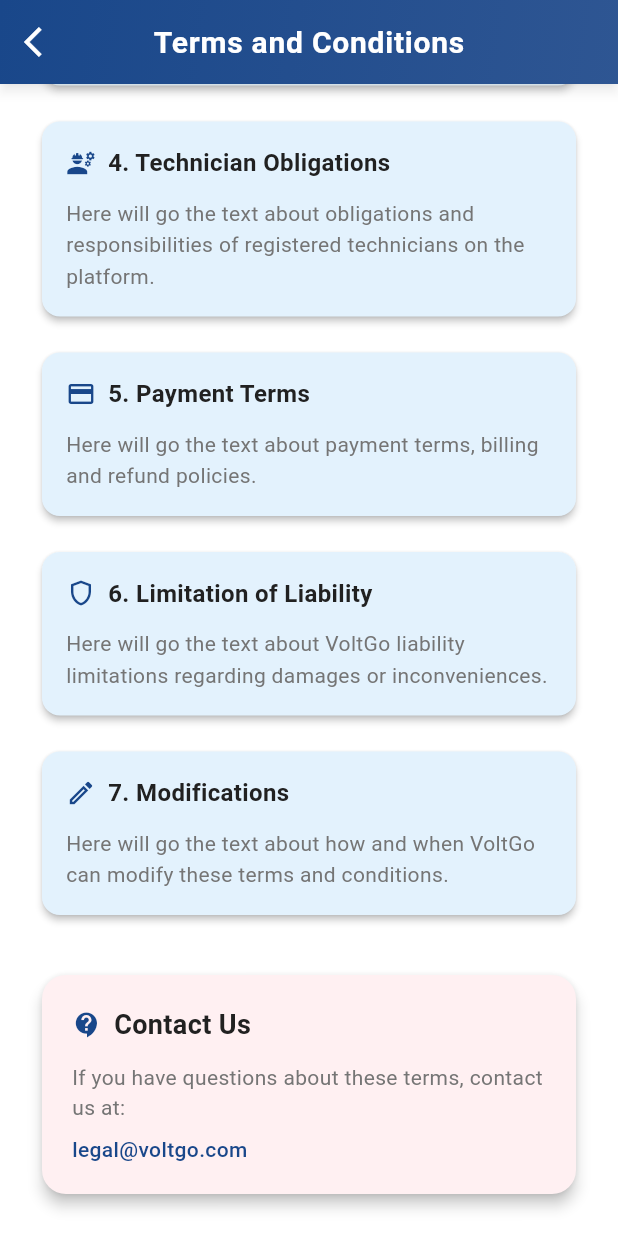
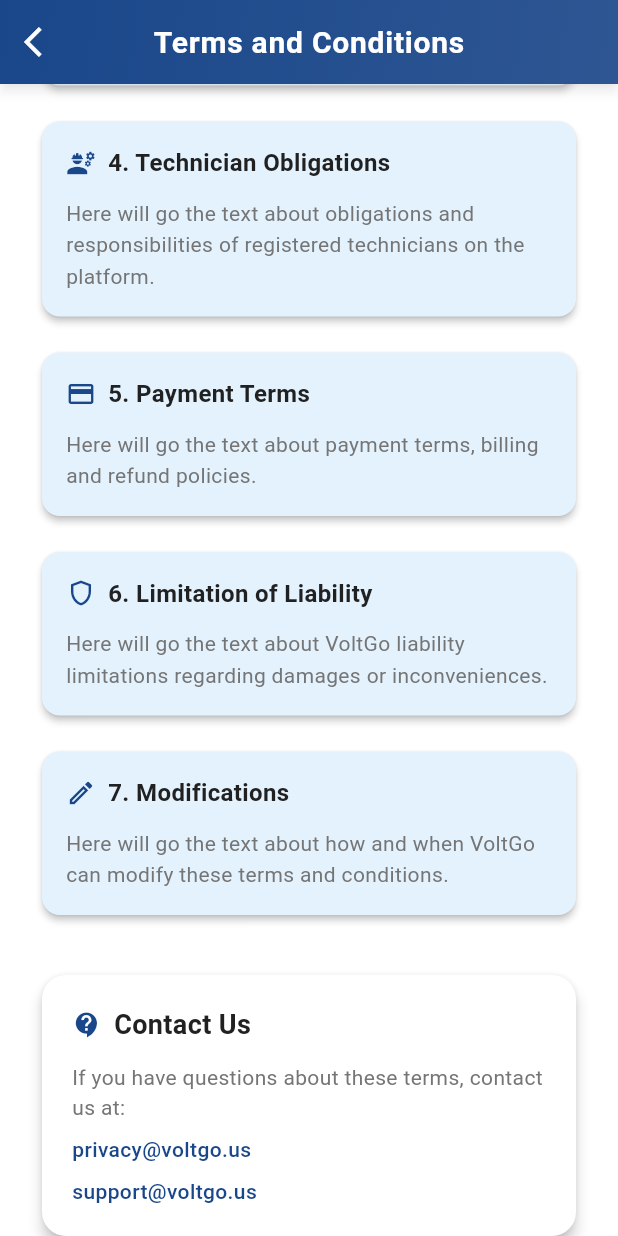
Before and after one commit to KevinHdezVaz/VoltGo_Tecnico, a Flutter app: the TermsAndConditionsScreen screen opened directly, scrolled down 555 dp, on a phone screen of 412 x 824 dp. Run offline on Flutter 3.47's test engine with Material 3 defaults, Android fonts, the phone set to English and light mode, and no system bars; our stand-ins replace audioplayers, device_info_plus, dropdown_button2, event_bus, file_picker, firebase_auth and 20 more; missing offline and left inert: onesignal_flutter, open_file_plus; accounts and stored records are empty; network calls fail; project files that could hold a hidden picture were left out.

Commit message:
Add - App release play store

```diff
--- a/lib/l10n/app_localizations.dart
+++ b/lib/l10n/app_localizations.dart
@@ -23,8 +23,16 @@ static final Map<String, Map<String, String>> localizedValues = {
       'tyc' : 'Terms and Conditions',
     'newRequest': 'NEW REQUEST',
     'earnings': 'EARNINGS',
+      "reviews": "Reviews",
+
     'distance': 'DISTANCE',
+      "chats": "Chats",
+
     'estimatedTime': 'EST. TIME',
+    "language": "Language",
+  "selectLanguage": "Select Language",
+  "yourRating": "Your Rating",
+  "averageRating": "Average rating from all your services",
     'client': 'Client',
     'verified': 'Verified',
     'serviceLocation': 'Service location',
@@ -275,6 +283,16 @@ static final Map<String, Map<String, String>> localizedValues = {
       // ===== Service Panel States (FALTANTES) =====
       'arrivedAtSite': 'I HAVE ARRIVED AT SITE',
       'finishService': 'FINISH SERVICE',
+
+    'chat': 'Chat',
+
+    'errorLoadingPage': 'Error loading page',
+    'refreshChats': 'Refresh chats',
+    'loadingChats': 'Loading chats...',
+    'errorLoadingChats': 'Error loading chats',
+     'noChatsAvailable': 'No chats available',
+    'chatHistoryDescription': 'The chat history will appear here once you have conversations with technicians regarding your service requests.',
+    'noMessages': 'No messages',
 
       // ===== Success & Error Messages (FALTANTES) =====
       'requestAccepted': 'Request accepted! Head to the client.',
@@ -785,6 +803,8 @@ static final Map<String, Map<String, String>> localizedValues = {
       'addComment': 'Agregar comentario (opcional)',
       'skip': 'Omitir',
       'send': 'Enviar',
+        "reviews": "Reseñas",
+
       'locationRequired': 'Ubicación Necesaria',
       'locationNeeded':
           'Para solicitar un servicio necesitamos acceder a tu ubicación. Por favor, activa los servicios de ubicación.',
@@ -1298,6 +1318,10 @@ static final Map<String, Map<String, String>> localizedValues = {
       'lockout': 'Apertura de Vehículo',
       'fuelDelivery': 'Entrega de Combustible',
       'other': 'Otro',
+      "language": "Idioma",
+  "selectLanguage": "Seleccionar Idioma",
+  "yourRating": "Tu Calificación",
+  "averageRating": "Calificación promedio de todos tus servicios",
       'otherService': 'Otro servicio',
       'describeService': 'Describe el servicio que ofreces',
             'hoy': 'Hoy',
@@ -1375,12 +1399,20 @@ static final Map<String, Map<String, String>> localizedValues = {
     'errorLoadingReviews': 'Error al cargar las reseñas: {error}',
     'reviewsCount': '{count} reseñas',
 'loading': 'Cargando',
+
+    'chats': 'Chats',
+    'errorLoadingPage': 'Error al cargar la página',
+    'refreshChats': 'Actualizar chats',
+    'loadingChats': 'Cargando chats...',
+    'errorLoadingChats': 'Error al cargar chats',
+     'noChatsAvailable': 'No hay chats disponibles',
+    'chatHistoryDescription': 'El historial de chats aparecerá aquí una vez que tengas conversaciones con técnicos sobre tus solicitudes de servicio.',
+    'noMessages': 'Sin mensajes',
+
 'errorLoadingImage': 'Error al cargar la imagen',
 'paymentInformation': 'Información de Pago',
 'totalCost': 'Costo Total:',
                         'otros': 'Otros',
-'yourRating': 'Tu Calificación',
-    'averageRating': 'Promedio de todas tus calificaciones',
       'blue': 'Azul',
       'green': 'Verde',
       'writeBrandHint': 'Escribe una marca si no está en la lista',
@@ -1427,6 +1459,7 @@ static final Map<String, Map<String, String>> localizedValues = {
 
       'welcomeSuccessfulRegistration': '¡Bienvenido! Registro exitoso.',
       'errorOccurred': 'Ocurrió un error',
+  "chats": "Chats",
 
       'register': 'Registrar',
       'onboardingTitle1': '¿Emergencia en el camino?',
@@ -1434,6 +1467,34 @@ static final Map<String, Map<String, String>> localizedValues = {
           'Solicita un técnico y sigue su trayecto en tiempo real',
     }
   };
+
+
+// Getters para las nuevas traducciones
+
+String get language => localizedValues[locale.languageCode]!['language']!;
+String get selectLanguage => localizedValues[locale.languageCode]!['selectLanguage']!;
+String get yourRating => localizedValues[locale.languageCode]!['yourRating']!;
+String get averageRating => localizedValues[locale.languageCode]!['averageRating']!;
+String get reviews => localizedValues[locale.languageCode]!['reviews']!;
+String get history => localizedValues[locale.languageCode]!['history']!;
+String get chat => localizedValues[locale.languageCode]!['chat']!;
+String get chats => localizedValues[locale.languageCode]!['chats']!;
+String get errorLoadingPage => localizedValues[locale.languageCode]!['errorLoadingPage']!;
+String get refreshChats => localizedValues[locale.languageCode]!['refreshChats']!;
+String get loadingChats => localizedValues[locale.languageCode]!['loadingChats']!;
+String get errorLoadingChats => localizedValues[locale.languageCode]!['errorLoadingChats']!;
+String get tryAgain => localizedValues[locale.languageCode]!['tryAgain']!;
+String get noChatsAvailable => localizedValues[locale.languageCode]!['noChatsAvailable']!;
+String get chatHistoryDescription => localizedValues[locale.languageCode]!['chatHistoryDescription']!;
+String get noMessages => localizedValues[locale.languageCode]!['noMessages']!;
+String get statusPending => localizedValues[locale.languageCode]!['statusPending']!;
+String get statusAccepted => localizedValues[locale.languageCode]!['statusAccepted']!;
+String get statusEnRoute => localizedValues[locale.languageCode]!['statusEnRoute']!;
+String get statusOnSite => localizedValues[locale.languageCode]!['statusOnSite']!;
+String get statusCharging => localizedValues[locale.languageCode]!['statusCharging']!;
+String get statusCompleted => localizedValues[locale.languageCode]!['statusCompleted']!;
+String get statusCancelled => localizedValues[locale.languageCode]!['statusCancelled']!;
+
 
   String get onboardingTitle2 =>
       localizedValues[locale.languageCode]!['onboardingTitle2']!;
@@ -1483,8 +1544,7 @@ static final Map<String, Map<String, String>> localizedValues = {
       localizedValues[locale.languageCode]!['myEarnings']!;
   String get today => localizedValues[locale.languageCode]!['today']!;
   String get week => localizedValues[locale.languageCode]!['week']!;
-  String get history => localizedValues[locale.languageCode]!['history']!;
-  String get withdrawFunds =>
+   String get withdrawFunds =>
       localizedValues[locale.languageCode]!['withdrawFunds']!;
   String get availableBalance =>
       localizedValues[locale.languageCode]!['availableBalance']!;
@@ -1882,8 +1942,7 @@ String reviewsCount(String count) =>
       localizedValues[locale.languageCode]!['technicianPreparingEquipment']!;
   String get viewTechnicianOnSite =>
       localizedValues[locale.languageCode]!['viewTechnicianOnSite']!;
-  String get chat => localizedValues[locale.languageCode]!['chat']!;
-  String get thankYouForRating =>
+   String get thankYouForRating =>
       localizedValues[locale.languageCode]!['thankYouForRating']!;
 // Add these getter methods to your AppLocalizations class after the existing ones:
 
@@ -1909,7 +1968,6 @@ String reviewsCount(String count) =>
   String get goToRegistration =>
       localizedValues[locale.languageCode]!['goToRegistration']!;
 
-// ▼▼▼ AGREGAR ESTOS GETTERS AL FINAL DE TU CLASE ▼▼▼
 
 // Getters para agregar a la clase AppLocalizations:
 String get serviceDetails => localizedValues[locale.languageCode]!['serviceDetails']!;
@@ -1935,9 +1993,6 @@ String get after => localizedValues[locale.languageCode]!['after']!;
 String get errorLoadingImage => localizedValues[locale.languageCode]!['errorLoadingImage']!;
 String get paymentInformation => localizedValues[locale.languageCode]!['paymentInformation']!;
 String get totalCost => localizedValues[locale.languageCode]!['totalCost']!;
-
- String get yourRating => localizedValues[locale.languageCode]!['yourRating']!;
-String get averageRating => localizedValues[locale.languageCode]!['averageRating']!;
 
 // TÉRMINOS Y CONDICIONES - GETTERS
 String get termsAndConditions =>
@@ -1992,8 +2047,7 @@ String serviceNumber(String id) =>
   localizedValues[locale.languageCode]!['serviceNumber']!.replaceAll('{id}', id);
 String get loadingMessages => localizedValues[locale.languageCode]!['loadingMessages']!;
 String get errorLoadingChat => localizedValues[locale.languageCode]!['errorLoadingChat']!;
-String get tryAgain => localizedValues[locale.languageCode]!['tryAgain']!;
-String get startConversation => localizedValues[locale.languageCode]!['startConversation']!;
+ String get startConversation => localizedValues[locale.languageCode]!['startConversation']!;
 String get communicateWithTechnician => localizedValues[locale.languageCode]!['communicateWithTechnician']!;
 String get communicateWithClient => localizedValues[locale.languageCode]!['communicateWithClient']!;
 String get writeMessage => localizedValues[locale.languageCode]!['writeMessage']!;
@@ -2001,13 +2055,7 @@ String get sending => localizedValues[locale.languageCode]!['sending']!;
 String errorSendingMessage(String error) =>
   localizedValues[locale.languageCode]!['errorSendingMessage']!.replaceAll('{error}', error);
 String get updateMessages => localizedValues[locale.languageCode]!['updateMessages']!;
-String get statusPending => localizedValues[locale.languageCode]!['statusPending']!;
-String get statusAccepted => localizedValues[locale.languageCode]!['statusAccepted']!;
-String get statusEnRoute => localizedValues[locale.languageCode]!['statusEnRoute']!;
-String get statusOnSite => localizedValues[locale.languageCode]!['statusOnSite']!;
-String get statusCharging => localizedValues[locale.languageCode]!['statusCharging']!;
-String get statusCompleted => localizedValues[locale.languageCode]!['statusCompleted']!;
-String get statusCancelled => localizedValues[locale.languageCode]!['statusCancelled']!;
+
 
 // POLÍTICA DE PRIVACIDAD - GETTERS
 String get privacyPolicy =>
--- a/lib/ui/profile/PrivacyPolicyScreen.dart
+++ b/lib/ui/profile/PrivacyPolicyScreen.dart
@@ -188,6 +188,7 @@ class PrivacyPolicyScreen extends StatelessWidget {
 
             // Contact Information
             Card(
+              color: Colors.white,
               elevation: 4,
               shape: RoundedRectangleBorder(
                 borderRadius: BorderRadius.circular(16),
--- a/lib/ui/profile/TermsAndConditionsScreen.dart
+++ b/lib/ui/profile/TermsAndConditionsScreen.dart
@@ -164,6 +164,7 @@ class TermsAndConditionsScreen extends StatelessWidget {
 
             // Contact Information
             Card(
+              color: Colors.white,
               elevation: 4,
               shape: RoundedRectangleBorder(
                 borderRadius: BorderRadius.circular(16),
@@ -197,7 +198,17 @@ class TermsAndConditionsScreen extends StatelessWidget {
                     ),
                     const SizedBox(height: 8),
                     Text(
-                      'legal@voltgo.com',
+                      'privacy@voltgo.us',
+                      style: TextStyle(
+                        fontSize: 14,
+                        color: AppColors.primary,
+                        fontWeight: FontWeight.w500,
+                      ),
+                    ),
+
+                     const SizedBox(height: 8),
+                    Text(
+                      'support@voltgo.us',
                       style: TextStyle(
                         fontSize: 14,
                         color: AppColors.primary,
--- a/pubspec.yaml
+++ b/pubspec.yaml
@@ -1,7 +1,7 @@
 name: Voltgo_app
 description: "A new Flutter project."
 publish_to: 'none'
-version: 1.0.0+1
+version: 1.0.1+2
 
 environment:
   sdk: '>=3.2.0 <4.0.0'
```
Also changed, not shown: lib/data/services/ChatHistoryScreen.dart (+31 -22 lines), lib/main.dart (+15 -7 lines), lib/ui/profile/SettingsScreen.dart (+148 -39 lines), lib/utils/LocaleProvider.dart (added, +34 -0 lines), lib/utils/bottom_nav.dart (+9 -6 lines), 2 other files.
